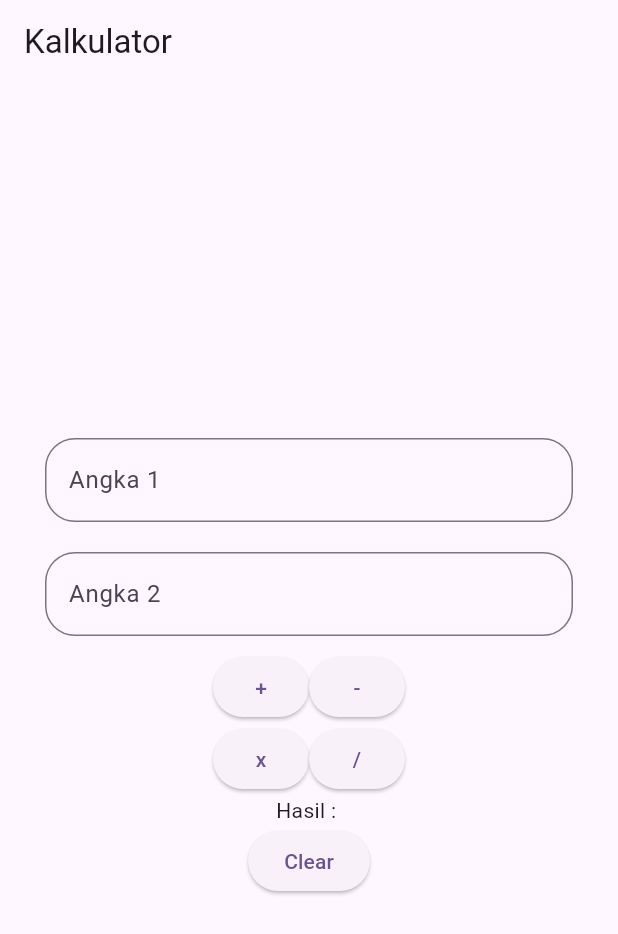
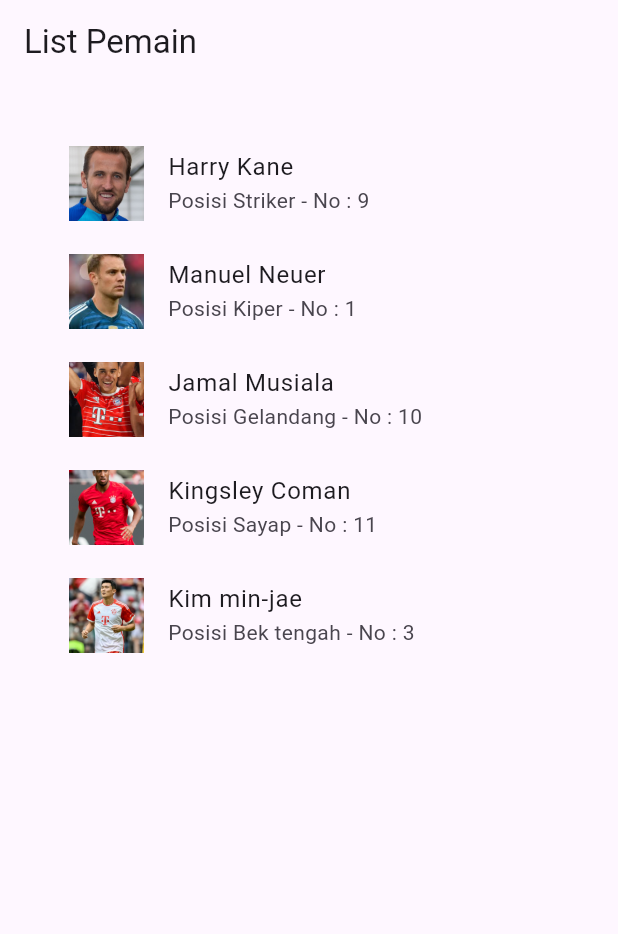
Before and after one commit to Mimirey/latihan1_11pplg2, a Flutter app: the screen it shows after launch, on a phone screen of 412 x 824 dp. Shown: the top 934 px of the screen. Run offline on Flutter 3.47's test engine with Material 3 defaults, Android fonts, the phone set to English and light mode, and no system bars; our stand-ins replace get; missing offline and left inert: dart:ffi.

Commit message:
feat:[MI] feat/routing

```diff
--- /dev/null
+++ b/latihan1_11pplg2/lib/controller/football_controller.dart
@@ -0,0 +1,18 @@
+import 'package:get/get.dart';
+import 'package:latihan1_11pplg2/model/football_model.dart';
+
+class FootballController extends GetxController {
+  var players=<Player>
+  [
+  Player(nama: "Harry Kane", posisi: "Striker", nomor: 9, foto:'assets/images/Harry.jpg'),
+  Player(nama: "Manuel Neuer", posisi: "Kiper", nomor: 1,foto:'assets/images/manuel.jpeg'),
+  Player(nama: "Jamal Musiala", posisi: "Gelandang", nomor: 10,foto:'assets/images/jamal.jpeg'),
+  Player(nama: "Kingsley Coman", posisi: "Sayap", nomor: 11,foto:'assets/images/kingsley.jpg'),
+  Player(nama: "Kim min-jae", posisi: "Bek tengah", nomor: 3,foto:'assets/images/kim.jpg'),
+
+  ].obs;
+
+  void updatePlayer(int index, Player player) {
+    players[index]= player;
+  }
+}
--- a/latihan1_11pplg2/lib/main.dart
+++ b/latihan1_11pplg2/lib/main.dart
@@ -1,8 +1,15 @@
 import 'package:flutter/material.dart';
+import 'package:get/get.dart';
+import 'package:get/get_core/src/get_main.dart';
+import 'package:get/get_navigation/src/root/get_material_app.dart';
+import 'package:latihan1_11pplg2/controller/football_controller.dart';
+import 'package:latihan1_11pplg2/pages.dart';
 import 'package:latihan1_11pplg2/pages/kalkulator_page.dart';
+import 'package:latihan1_11pplg2/routes/routes.dart';
 import 'login_page.dart';
 
 void main() {
+  Get.put(FootballController());
   runApp(const MyApp());
 }
 
@@ -12,12 +19,13 @@ class MyApp extends StatelessWidget {
   // This widget is the root of your application.
   @override
   Widget build(BuildContext context) {
-    return MaterialApp(
+    return GetMaterialApp(
       title: 'Flutter Demo',
       theme: ThemeData(
         colorScheme: ColorScheme.fromSeed(seedColor: Colors.deepPurple),
       ),
-      home: Calculator(),
+    initialRoute: AppRoutes.footballPage,
+    getPages: AppPages.pages,
     );
   }
 }
--- /dev/null
+++ b/latihan1_11pplg2/lib/model/football_model.dart
@@ -0,0 +1,8 @@
+class Player{
+  String nama;
+  String posisi;
+  int nomor;
+  String foto;
+
+  Player({required this.nama,required this.posisi,required this.nomor, required this.foto});
+}
--- /dev/null
+++ b/latihan1_11pplg2/lib/pages.dart
@@ -0,0 +1,14 @@
+import 'package:flutter/widgets.dart';
+import 'package:get/get.dart';
+import 'package:latihan1_11pplg2/binding/EditPlayerBinding.dart';
+import 'package:latihan1_11pplg2/pages/editPlayer_pages.dart';
+import 'package:latihan1_11pplg2/pages/football_page.dart';
+import 'package:latihan1_11pplg2/pages/kalkulator_page.dart';
+import 'package:latihan1_11pplg2/routes/routes.dart';
+class AppPages{
+  static final pages=[
+    GetPage(name: AppRoutes.calculatorPage, page:()=> Calculator()),
+    GetPage(name: AppRoutes.footballPage, page:()=>FootballPage()),
+    GetPage(name: AppRoutes.editPlayerPages, page: ()=>EditplayerPages(), binding: EditPlayerbinding()),
+  ];
+}
--- /dev/null
+++ b/latihan1_11pplg2/lib/pages/football_page.dart
@@ -0,0 +1,41 @@
+import 'package:flutter/material.dart';
+import 'package:get/get.dart';
+import 'package:latihan1_11pplg2/controller/football_controller.dart';
+import 'package:latihan1_11pplg2/routes/routes.dart';
+
+class FootballPage extends StatelessWidget {
+  final FootballController footballController= Get.put(FootballController());
+  FootballPage({super.key});
+
+  @override
+  Widget build(BuildContext context) {
+    return Scaffold(
+      appBar: AppBar(title: Text("List Pemain"),),
+      body: Container(
+        margin: EdgeInsets.all(30),
+        child: Obx(()=> ListView.builder(
+          itemCount: footballController.players.length,
+          itemBuilder: (context, index) {
+            return ListTile(
+              leading: Image.asset(
+                footballController.players[index].foto,
+                width: 50,
+                height: 50,
+                fit: BoxFit.cover,
+              ),
+              title: Text(footballController.players[index].nama),
+              subtitle: Text(
+                "Posisi ${footballController.players[index].posisi} - No : ${footballController.players[index].nomor}",
+
+              ),
+
+              onTap: ()=>{Get.toNamed(AppRoutes.editPlayerPages, arguments: index)},
+            );
+          },
+
+
+        ))
+      ),
+    );
+  }
+}
--- a/latihan1_11pplg2/lib/pages/kalkulator_page.dart
+++ b/latihan1_11pplg2/lib/pages/kalkulator_page.dart
@@ -2,6 +2,7 @@ import 'package:flutter/material.dart';
 import 'package:get/get.dart';
 import 'package:get/get_core/src/get_main.dart';
 import 'package:latihan1_11pplg2/controller/kalkulator_controller.dart';
+import 'package:latihan1_11pplg2/routes/routes.dart';
 import 'package:latihan1_11pplg2/widget/register_Widget.dart';
 
 class Calculator extends StatelessWidget {
@@ -42,7 +43,8 @@ class Calculator extends StatelessWidget {
             Obx((){
               return Text("Hasil : " +calculatorController.textHasil.value);
             }),
-            Button(buttonName: "Clear", pressed: (){calculatorController.clear();})
+            Button(buttonName: "Clear", pressed: (){calculatorController.clear();}),
+            Button(buttonName: "Pindah halaman", pressed: (){Get.toNamed(AppRoutes.footballPage);}),
           ],
         ),
       ),
--- /dev/null
+++ b/latihan1_11pplg2/lib/routes/routes.dart
@@ -0,0 +1,5 @@
+class AppRoutes{
+  static const String calculatorPage= '/calculator_page';
+  static const String footballPage='/football_page';
+  static const String editPlayerPages='/editPlayer_pages';
+}
--- a/latihan1_11pplg2/pubspec.yaml
+++ b/latihan1_11pplg2/pubspec.yaml
@@ -61,6 +61,7 @@ flutter:
   # To add assets to your application, add an assets section, like this:
   assets:
     - assets/icon.jpeg
+    - assets/images/
 
 
 
```
Also changed, not shown: latihan1_11pplg2/lib/binding/EditPlayerBinding.dart (added, +11 -0 lines), latihan1_11pplg2/lib/controller/editPlayer_controller.dart (added, +53 -0 lines), latihan1_11pplg2/lib/pages/editPlayer_pages.dart (added, +36 -0 lines), latihan1_11pplg2/lib/widget/Input.dart (added, +24 -0 lines), latihan1_11pplg2/assets/images/Harry.jpg (added), latihan1_11pplg2/assets/images/jamal.jpeg (added), latihan1_11pplg2/assets/images/kim.jpg (added), latihan1_11pplg2/assets/images/kingsley.jpg (added), latihan1_11pplg2/assets/images/manuel.jpeg (added).
